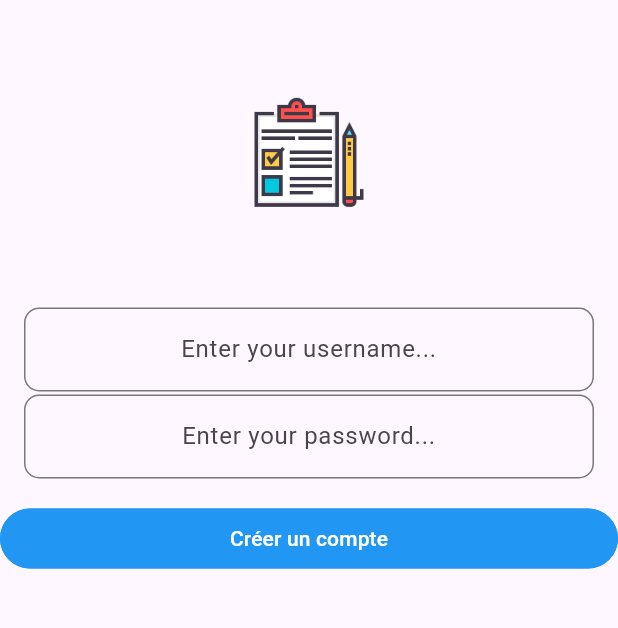
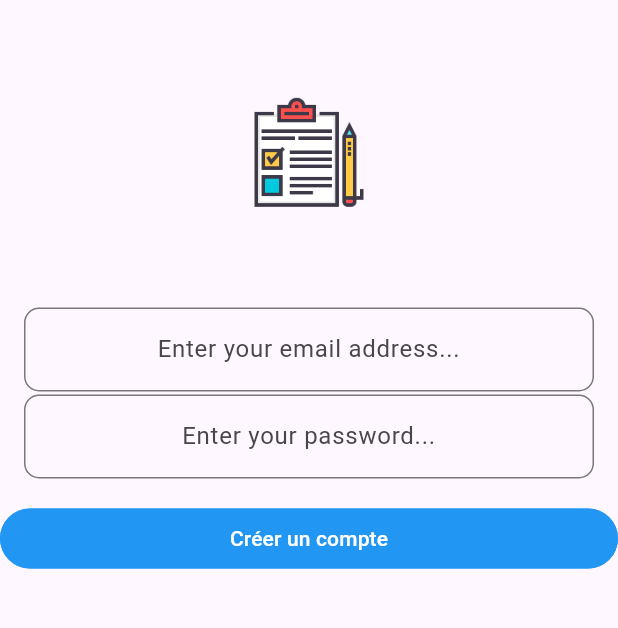
Before and after one commit to PenseeExprimee/RappelleMoi, a Flutter app: the screen it shows after launch, after a tap on an icon or button, on a phone screen of 412 x 824 dp, the part 63-691 px from its top. Run offline on Flutter 3.47's test engine with Material 3 defaults, Android fonts, the phone set to English and light mode, and no system bars; our stand-ins replace bloc, firebase_auth, firebase_core, flutter_bloc; accounts and stored records are empty; network calls fail.

Commit message:
Email verification feature working

```diff
--- a/lib/main.dart
+++ b/lib/main.dart
@@ -9,6 +9,7 @@ import 'package:rappellemoi/views/notification_view.dart';
 import 'dart:developer' as devtools show log;
 
 import 'package:rappellemoi/views/register_view.dart';
+import 'package:rappellemoi/views/verification_email_view.dart';
 
 void main() {
   WidgetsFlutterBinding.ensureInitialized(); //initialisation préalable du moteur flutter
@@ -49,7 +50,11 @@ class HomePage extends StatelessWidget {
           return const NotificationPage();
         } else if (state is AuthStateRegistering){
           return const RegisterView();
-        } else {
+        }
+        else if (state is AuthStateNeedsEmailVerification){
+          return const VerifEmail();
+        }
+        else {
           return const Scaffold(
             body: CircularProgressIndicator()
           );
--- a/lib/services/auth/auth_firebase_provider.dart
+++ b/lib/services/auth/auth_firebase_provider.dart
@@ -30,7 +30,7 @@ class FirebaseAuthProvider implements AuthProvider {
           email: email,
           password: password
         );
-        // check the value of the curent user
+        // check the value of the curent user with the getteur
         final user = currentUser;
 
         if(user !=null){
--- a/lib/services/bloc/auth_bloc.dart
+++ b/lib/services/bloc/auth_bloc.dart
@@ -48,7 +48,7 @@ class AuthBloc extends Bloc<AuthEvent, AuthState>{
         //Check if the user needs to verify its email
         if(!user.isEmailVerified){
           devtools.log("Inside the login event: The email of the user is not verified");
-
+          emit(const AuthStateNeedsEmailVerification(isLoading: false)); //the email has already been sent at the creation of the account. The user will be able to re-send the email if he wants to.
         }
         else {
           emit(AuthStateLoggedIn(isLoading: false, user: user));
@@ -74,20 +74,25 @@ class AuthBloc extends Bloc<AuthEvent, AuthState>{
     });
 
     on <AuthEventShouldRegister>((event, emit) {
-      emit(const AuthStateRegistering(isLoading: false)
+      emit(const AuthStateRegistering(isLoading: false));
+      },
+    );
 
-      );
-    },);
-
-    on <AuthEventRegistering>((event, emit) {
+    on <AuthEventRegistering>((event, emit) async {
       try {
         devtools.log("Auth event registering triggered");
         final email = event.email;
         final password = event.password;
-        provider.createUser(
+        await provider.createUser(
           email: email,
           password: password
         );
+        //send the verification email
+        await provider.sendEmailVerification();
+
+        //emit the state of email verification
+        emit(const AuthStateNeedsEmailVerification(isLoading: false));
+
       } on InvalidEmailAuthException catch (e) {
         devtools.log("In auth event registering, invalid email $e");
 
@@ -96,6 +101,18 @@ class AuthBloc extends Bloc<AuthEvent, AuthState>{
       }
     });
 
+    on <AuthEventShouldVerifyEmail>((event, emit) async {
+      try {
+        devtools.log("Re send verification email button triggered");
+        //Actually send the email
+        await provider.sendEmailVerification();
+
+        //send
+      } on UserNotLoggedInAuthException catch (e) {
+        devtools.log("The verification email could not be used because there is no current user: $e");
+
+      }
+    },);
   }
 
 
--- a/lib/services/bloc/auth_event.dart
+++ b/lib/services/bloc/auth_event.dart
@@ -29,3 +29,7 @@ class AuthEventRegistering extends AuthEvent {
 class AuthEventShouldRegister extends AuthEvent {
   const AuthEventShouldRegister();
 }
+
+class AuthEventShouldVerifyEmail extends AuthEvent {
+  const AuthEventShouldVerifyEmail();
+}
--- a/lib/services/bloc/auth_state.dart
+++ b/lib/services/bloc/auth_state.dart
@@ -30,3 +30,8 @@ class AuthStateRegistering extends AuthState {
   // ignore: use_super_parameters
   const AuthStateRegistering({required isLoading}) : super(isLoading: isLoading);
 }
+
+class AuthStateNeedsEmailVerification extends AuthState {
+  // ignore: use_super_parameters
+  const AuthStateNeedsEmailVerification({required isLoading}) : super(isLoading: isLoading);
+}
--- a/lib/views/register_view.dart
+++ b/lib/views/register_view.dart
@@ -67,7 +67,7 @@ class _RegisterViewState extends State<RegisterView> {
                   autocorrect: false,
                   enableSuggestions: false,
                   decoration: const InputDecoration(
-                    hintText: "Enter your username...",
+                    hintText: "Enter your email address...",
                     border: OutlineInputBorder(
                       borderRadius: BorderRadius.all(Radius.circular(10.0)),
                     ),
```
Also changed, not shown: lib/services/auth/auth_services.dart (+25 -25 lines), lib/views/verification_email_view.dart (added, +96 -0 lines), assets/images/email_open.jpg (added), assets/images/home.jpg (added).
